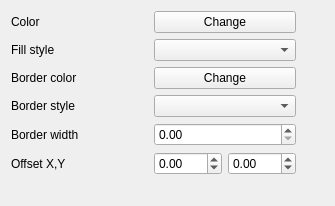
First picture: the form in src/ui/symbollayer/widget_simplefill.ui, repository qgis/QGIS, before the edit.
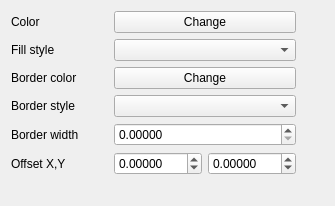
Second picture: the form after the edit. Custom widgets are drawn as their Qt base class.

```diff
--- a/src/ui/symbollayer/widget_simplefill.ui
+++ b/src/ui/symbollayer/widget_simplefill.ui
@@ -90,7 +90,7 @@
      <item row="4" column="1">
       <widget class="QDoubleSpinBox" name="spinBorderWidth">
        <property name="decimals">
-        <number>2</number>
+        <number>5</number>
        </property>
        <property name="maximum">
         <double>100000.000000000000000</double>
@@ -108,6 +108,9 @@
       <layout class="QHBoxLayout" name="horizontalLayout">
        <item>
         <widget class="QDoubleSpinBox" name="spinOffsetX">
+         <property name="decimals">
+          <number>5</number>
+         </property>
          <property name="minimum">
           <double>-999.000000000000000</double>
          </property>
@@ -118,6 +121,9 @@
        </item>
        <item>
         <widget class="QDoubleSpinBox" name="spinOffsetY">
+         <property name="decimals">
+          <number>5</number>
+         </property>
          <property name="minimum">
           <double>-999.000000000000000</double>
          </property>
```
